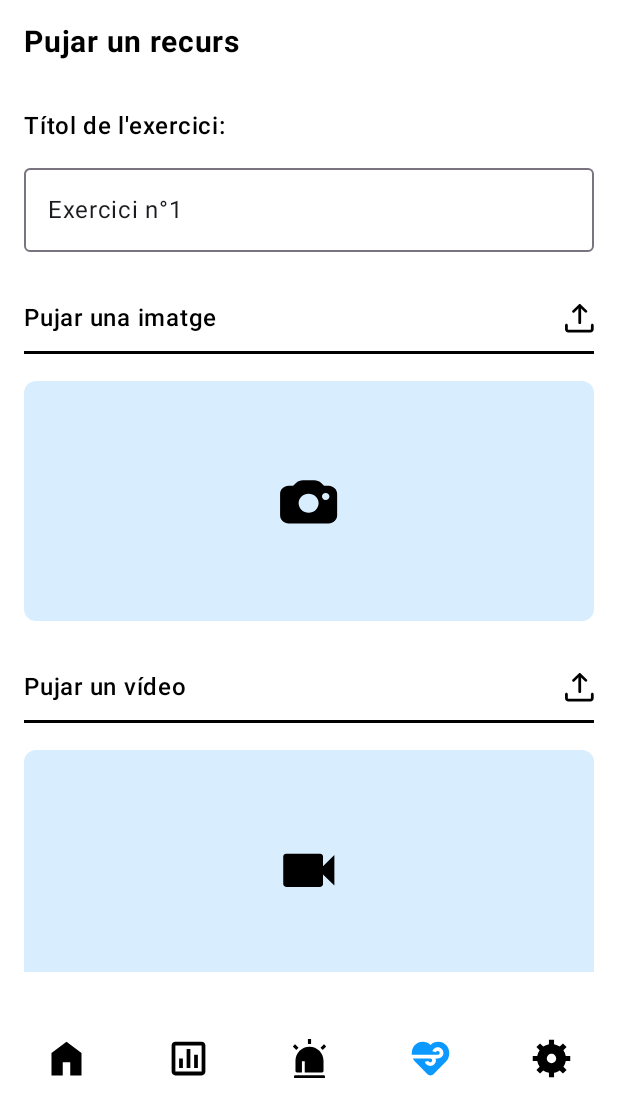
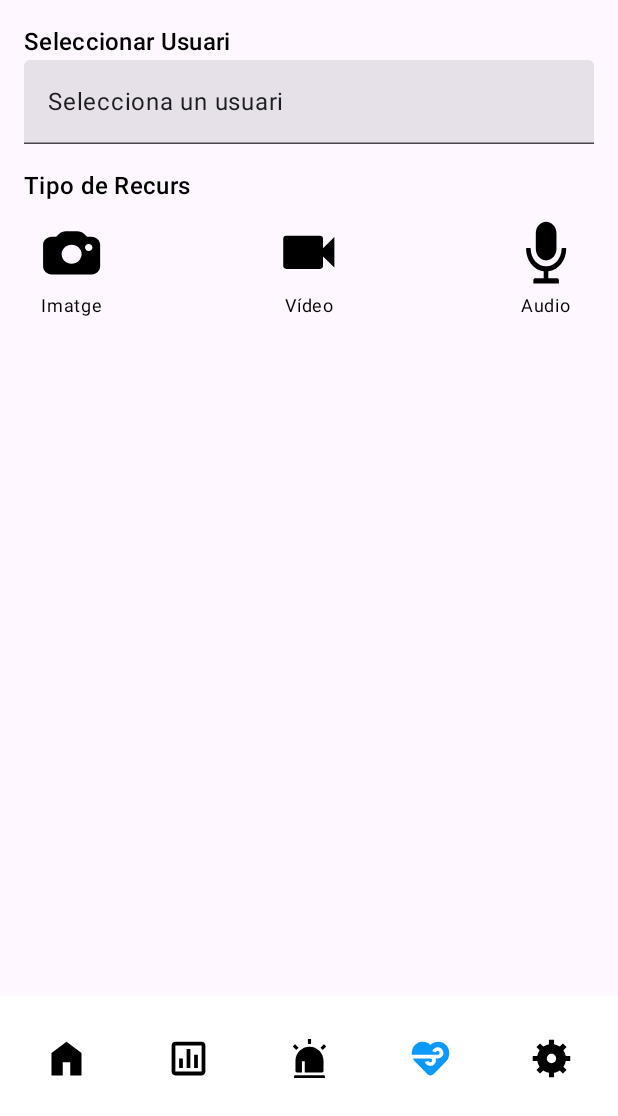
Before and after one commit to 11damia/MindSpeak, an Android app built with Jetpack Compose: the SupervisorResourceAssignmentScreen screen opened through its navigation route, on a phone screen of 412 x 824 dp, the part 120-1236 px from its top. Run offline under Robolectric (Android 15) with nearby library versions, the light colour scheme and no system bars; our stand-ins replace Firebase (no records; nobody signed in at launch, a user with empty details on screens opened directly); libraries missing offline, so code that uses them is left out: io.github.jan.supabase.

Commit message:
Upload Ressource from Supervisor to User

```diff
--- a/app/src/main/java/cat/dam/mindspeak/firebase/FirebaseManager.kt
+++ b/app/src/main/java/cat/dam/mindspeak/firebase/FirebaseManager.kt
@@ -22,7 +22,7 @@ import java.util.Date
 
 class FirebaseManager {
     val auth = FirebaseAuth.getInstance()
-    private val db = FirebaseFirestore.getInstance()
+    val db = FirebaseFirestore.getInstance()
 
     companion object {
         fun logoutUser() {
--- a/app/src/main/java/cat/dam/mindspeak/ui/navigation/NavigationHost.kt
+++ b/app/src/main/java/cat/dam/mindspeak/ui/navigation/NavigationHost.kt
@@ -21,8 +21,8 @@ import cat.dam.mindspeak.ui.screens.UserProblems
 import cat.dam.mindspeak.ui.screens.supervisor.HomeSupervisorScreen
 import cat.dam.mindspeak.ui.screens.supervisor.NotificationScreen
 import cat.dam.mindspeak.ui.screens.supervisor.SupervisorManagementScreen
+import cat.dam.mindspeak.ui.screens.supervisor.SupervisorResourceAssignmentScreen
 import cat.dam.mindspeak.ui.screens.supervisor.SupervisorUserAssignmentScreen
-import cat.dam.mindspeak.ui.screens.supervisor.UploadResourceApp
 import cat.dam.mindspeak.ui.screens.supervisor.UserEmotionsScreen
 import cat.dam.mindspeak.ui.screens.user.EmotionHistoryScreen
 import cat.dam.mindspeak.ui.screens.user.EmotionRatingScreen
@@ -55,7 +55,7 @@ fun NavigationHost(
                 currentSupervisorId = currentSupervisorId
             )
         }
-        composable("upload"){ UploadResourceApp() }
+        composable("upload"){ SupervisorResourceAssignmentScreen() }
         composable("notis") {
             NotificationScreen(
                 navController = navController,
--- /dev/null
+++ b/app/src/main/java/cat/dam/mindspeak/ui/screens/supervisor/SupervisorResourceAssignmentScreen.kt
@@ -0,0 +1,358 @@
+package cat.dam.mindspeak.ui.screens.supervisor
+
+import android.content.Context
+import android.net.Uri
+import android.util.Log
+import androidx.activity.compose.rememberLauncherForActivityResult
+import androidx.activity.result.contract.ActivityResultContracts
+import androidx.compose.foundation.Image
+import androidx.compose.foundation.clickable
+import androidx.compose.foundation.layout.Arrangement
+import androidx.compose.foundation.layout.Column
+import androidx.compose.foundation.layout.Row
+import androidx.compose.foundation.layout.Spacer
+import androidx.compose.foundation.layout.fillMaxSize
+import androidx.compose.foundation.layout.fillMaxWidth
+import androidx.compose.foundation.layout.height
+import androidx.compose.foundation.layout.padding
+import androidx.compose.foundation.layout.size
+import androidx.compose.material3.Button
+import androidx.compose.material3.CircularProgressIndicator
+import androidx.compose.material3.DropdownMenuItem
+import androidx.compose.material3.ExperimentalMaterial3Api
+import androidx.compose.material3.ExposedDropdownMenuBox
+import androidx.compose.material3.MaterialTheme
+import androidx.compose.material3.Scaffold
+import androidx.compose.material3.SnackbarHost
+import androidx.compose.material3.SnackbarHostState
+import androidx.compose.material3.Text
+import androidx.compose.material3.TextField
+import androidx.compose.runtime.Composable
+import androidx.compose.runtime.LaunchedEffect
+import androidx.compose.runtime.getValue
+import androidx.compose.runtime.mutableStateOf
+import androidx.compose.runtime.remember
+import androidx.compose.runtime.rememberCoroutineScope
+import androidx.compose.runtime.setValue
+import androidx.compose.ui.Alignment
+import androidx.compose.ui.Modifier
+import androidx.compose.ui.platform.LocalContext
+import androidx.compose.ui.res.painterResource
+import androidx.compose.ui.unit.dp
+import androidx.compose.ui.unit.sp
+import cat.dam.mindspeak.R
+import cat.dam.mindspeak.firebase.FirebaseManager
+import cat.dam.mindspeak.model.UserRelation
+import cat.dam.mindspeak.ui.theme.LocalCustomColors
+import cat.dam.mindspeak.utils.SupabaseConfig
+import cat.dam.mindspeak.utils.SupabaseStorageUtil
+import io.github.jan.supabase.storage.storage
+import kotlinx.coroutines.Dispatchers
+import kotlinx.coroutines.launch
+import kotlinx.coroutines.tasks.await
+import kotlinx.coroutines.withContext
+import java.io.File
+import java.io.FileOutputStream
+import java.util.UUID
+
+@OptIn(ExperimentalMaterial3Api::class)
+@Composable
+fun SupervisorResourceAssignmentScreen() {
+    val firebaseManager = FirebaseManager()
+    val coroutineScope = rememberCoroutineScope()
+    val context = LocalContext.current
+    val snackbarHostState = remember { SnackbarHostState() }
+
+    // State variables
+    var users by remember { mutableStateOf<List<UserRelation>>(emptyList()) }
+    var selectedUser by remember { mutableStateOf<UserRelation?>(null) }
+    var resourceType by remember { mutableStateOf<String?>(null) }
+    var resourceUri by remember { mutableStateOf<String?>(null) }
+    var selectedFileUri by remember { mutableStateOf<Uri?>(null) }
+    var isLoading by remember { mutableStateOf(false) }
+    var errorMessage by remember { mutableStateOf<String?>(null) }
+
+    // File picker launchers for different resource types
+    val imagePickerLauncher = rememberLauncherForActivityResult(
+        contract = ActivityResultContracts.GetContent()
+    ) { uri: Uri? ->
+        selectedFileUri = uri
+    }
+
+    val videoPickerLauncher = rememberLauncherForActivityResult(
+        contract = ActivityResultContracts.GetContent()
+    ) { uri: Uri? ->
+        selectedFileUri = uri
+    }
+
+    val audioPickerLauncher = rememberLauncherForActivityResult(
+        contract = ActivityResultContracts.GetContent()
+    ) { uri: Uri? ->
+        selectedFileUri = uri
+    }
+
+    // Load users when the screen is first displayed
+    LaunchedEffect(Unit) {
+        try {
+            users = firebaseManager.getUsersBySupervisor(firebaseManager.auth.currentUser?.uid ?: "")
+        } catch (e: Exception) {
+            errorMessage = "Error carregant usuaris: ${e.localizedMessage}"
+        }
+    }
+
+    // Show snackbar when error message changes
+    if (errorMessage != null) {
+        LaunchedEffect(errorMessage) {
+            snackbarHostState.showSnackbar(
+                message = errorMessage!!,
+                actionLabel = "Tanca"
+            )
+            errorMessage = null
+        }
+    }
+
+    Scaffold(
+        snackbarHost = {
+            SnackbarHost(hostState = snackbarHostState)
+        }
+    ) { paddingValues ->
+        Column(
+            modifier = Modifier
+                .fillMaxSize()
+                .padding(paddingValues)
+                .padding(16.dp),
+            verticalArrangement = Arrangement.Top,
+            horizontalAlignment = Alignment.Start
+        ) {
+            Text(
+                text = "Seleccionar Usuari",
+                style = MaterialTheme.typography.titleMedium,
+                color = LocalCustomColors.current.text1
+            )
+
+            var expanded by remember { mutableStateOf(false) }
+            ExposedDropdownMenuBox(
+                expanded = expanded,
+                onExpandedChange = { expanded = !expanded },
+                modifier = Modifier.fillMaxWidth()
+            ) {
+                TextField(
+                    value = selectedUser?.let { "${it.nom} ${it.cognom}" } ?: "Selecciona un usuari",
+                    onValueChange = {},
+                    readOnly = true,
+                    modifier = Modifier
+                        .menuAnchor()
+                        .fillMaxWidth()
+                )
+
+                ExposedDropdownMenu(
+                    expanded = expanded,
+                    onDismissRequest = { expanded = false }
+                ) {
+                    users.forEach { user ->
+                        DropdownMenuItem(
+                            text = { Text("${user.nom} ${user.cognom}") },
+                            onClick = {
+                                selectedUser = user
+                                expanded = false
+                            }
+                        )
+                    }
+                }
+            }
+
+            Spacer(modifier = Modifier.height(16.dp))
+
+            Text(
+                text = "Tipo de Recurs",
+                style = MaterialTheme.typography.titleMedium,
+                color = LocalCustomColors.current.text1
+            )
+            Row(
+                horizontalArrangement = Arrangement.SpaceBetween,
+                modifier = Modifier.fillMaxWidth()
+            ) {
+                ResourceTypeButton("Imatge", R.drawable.cam) {
+                    resourceType = "image"
+                    imagePickerLauncher.launch("image/*")
+                }
+                ResourceTypeButton("Vídeo", R.drawable.video) {
+                    resourceType = "video"
+                    videoPickerLauncher.launch("video/*")
+                }
+                ResourceTypeButton("Audio", R.drawable.audio) {
+                    resourceType = "audio"
+                    audioPickerLauncher.launch("audio/*")
+                }
+            }
+
+            Spacer(modifier = Modifier.height(16.dp))
+
+            if (selectedUser != null && resourceType != null && selectedFileUri != null) {
+                Column(
+                    horizontalAlignment = Alignment.CenterHorizontally,
+                    modifier = Modifier.fillMaxWidth()
+                ) {
+                    Text(
+                        text = "Arxiu seleccionat: ${selectedFileUri?.lastPathSegment}",
+                        style = MaterialTheme.typography.bodyMedium
+                    )
+
+                    Button(
+                        onClick = {
+                            coroutineScope.launch {
+                                try {
+                                    isLoading = true
+                                    // Upload resource to Supabase
+                                    resourceUri = when(resourceType) {
+                                        "image" -> SupabaseStorageUtil.uploadImage(context, selectedFileUri!!)
+                                        "video" -> uploadResourceToSupabase(context, selectedFileUri!!, "video")
+                                        "audio" -> uploadResourceToSupabase(context, selectedFileUri!!, "audio")
+                                        else -> throw Exception("Tipus de recurs no vàlid")
+                                    }
+
+                                    // Save resource metadata to Firebase
+                                    saveResourceToFirebase(
+                                        userId = selectedUser?.userId ?: "",
+                                        supervisorId = firebaseManager.auth.currentUser?.uid ?: "",
+                                        resourceType = resourceType!!,
+                                        resourceUri = resourceUri!!,
+                                        originalFileName = selectedFileUri?.lastPathSegment
+                                    )
+
+                                    // Reset states
+                                    errorMessage = "Recurs pujat correctament"
+                                    selectedFileUri = null
+                                    resourceType = null
+                                } catch (e: Exception) {
+                                    errorMessage = "Error pujant el recurs: ${e.localizedMessage}"
+                                } finally {
+                                    isLoading = false
+                                }
+                            }
+                        },
+                        enabled = !isLoading
+                    ) {
+                        if (isLoading) {
+                            CircularProgressIndicator(
+                                modifier = Modifier.size(24.dp),
+                                color = MaterialTheme.colorScheme.onPrimary
+                            )
+                        } else {
+                            Text("Pujar Recurs")
+                        }
+                    }
+                }
+            }
+        }
+    }
+}
+
+@Composable
+fun ResourceTypeButton(
+    text: String,
+    iconResId: Int,
+    onClick: () -> Unit
+) {
+    Column(
+        horizontalAlignment = Alignment.CenterHorizontally,
+        modifier = Modifier
+            .padding(8.dp)
+            .clickable(onClick = onClick)
+    ) {
+        Image(
+            painter = painterResource(id = iconResId),
+            contentDescription = text,
+            modifier = Modifier.size(48.dp)
+        )
+        Text(
+            text = text,
+            fontSize = 12.sp,
+            color = LocalCustomColors.current.text1
+        )
+    }
+}
+
+suspend fun uploadResourceToSupabase(
+    context: Context,
+    resourceUri: Uri,
+    resourceType: String
+): String {
+    return withContext(Dispatchers.IO) {
+        try {
+            // Générer un nom de fichier unique
+            val fileExtension = when(resourceType) {
+                "video" -> "mp4"
+                "audio" -> "mp3"
+                "image" -> "jpg"
+                else -> "file"
+            }
+            val filename = "${UUID.randomUUID()}.$fileExtension"
+
+            // Ouvrir et copier le fichier
+            val inputStream = context.contentResolver.openInputStream(resourceUri)
+            val file = File.createTempFile("upload", ".$fileExtension", context.cacheDir)
+            val outputStream = FileOutputStream(file)
+
+            inputStream?.use { input ->
+                outputStream.use { output ->
+                    input.copyTo(output)
+                }
+            }
+
+            // Obtenir le client Supabase
+            val storageClient = SupabaseStorageUtil.supabaseClient.storage
+            val byteArray = file.readBytes()
+
+            // Uploader le fichier
+            storageClient.from(SupabaseConfig.BUCKET_NAME).upload(
+                path = filename,
+                data = byteArray,
+                upsert = true
+            )
+
+            // Obtenir l'URL publique
+            var publicUrl = storageClient.from(SupabaseConfig.BUCKET_NAME).publicUrl(filename)
+            if (!publicUrl.startsWith("http")) {
+                publicUrl = "https://$publicUrl"
+            }
+
+            // Supprimer le fichier temporaire
+            file.delete()
+            publicUrl
+        } catch (e: Exception) {
+            Log.e("SupabaseStorageUtil", "Erreur lors de l'upload de la ressource", e)
+            throw e
+        }
+    }
+}
+
+suspend fun saveResourceToFirebase(
+    userId: String,
+    supervisorId: String,
+    resourceType: String,
+    resourceUri: String,
+    originalFileName: String? = null
+) {
+    val firebaseManager = FirebaseManager()
+
+    // Préparer les données de la ressource avec plus de détails
+    val resourceData = mapOf(
+        "userId" to userId,
+        "supervisorId" to supervisorId,
+        "type" to resourceType,
+        "uri" to resourceUri,
+        "date" to com.google.firebase.Timestamp.now(),
+        "createdAt" to com.google.firebase.Timestamp.now(),
+        "metadata" to mapOf(
+            "fileExtension" to resourceType,
+            "originalFileName" to originalFileName,
+            "uploadSource" to "SupervisorResourceAssignmentScreen"
+        )
+    )
+
+    // Enregistrer dans la collection 'Recurs'
+    firebaseManager.db.collection("Recurs")
+        .add(resourceData)
+        .await()
+}
--- a/app/src/main/java/cat/dam/mindspeak/utils/SupabaseStorageUtil.kt
+++ b/app/src/main/java/cat/dam/mindspeak/utils/SupabaseStorageUtil.kt
@@ -16,7 +16,7 @@ import java.util.UUID
 object SupabaseStorageUtil {
     private const val TAG = "SupabaseStorageUtil"
 
-    private val supabaseClient = createSupabaseClient(
+    val supabaseClient = createSupabaseClient(
         supabaseUrl = SupabaseConfig.SUPABASE_URL,
         supabaseKey = SupabaseConfig.SUPABASE_KEY
     ) {
```
